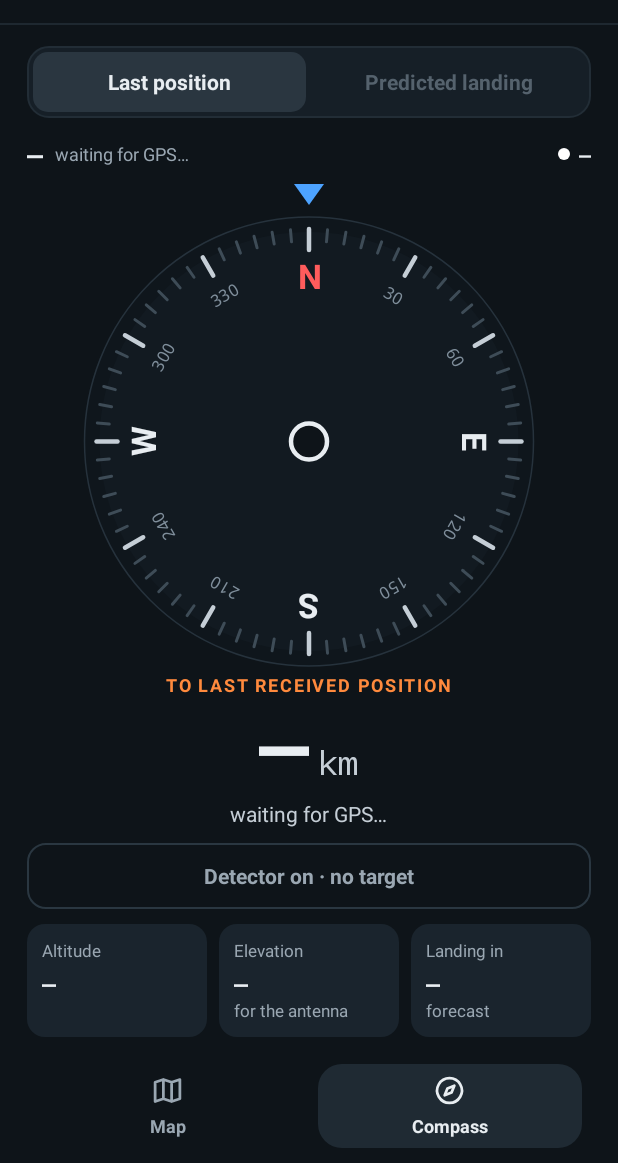
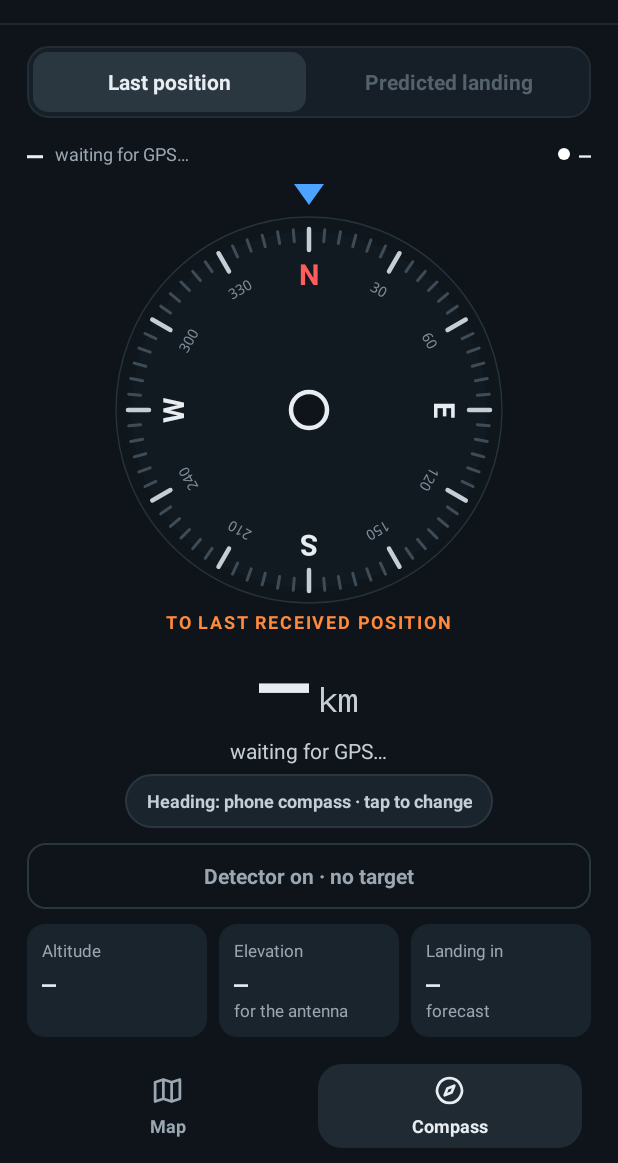
Before and after one commit to alexpmr/PT2VHF-Sonde-Finder, an Android app: the screen it shows after launch (MainActivity), after a tap on "Compass", on a phone screen of 412 x 824 dp, the part 73-1236 px from its top. Run offline under Robolectric (Android 15) with nearby library versions, the phone set to English and light mode, and no system bars; libraries missing offline, so code that uses them is left out: org.osmdroid.config, org.osmdroid.tileprovider, org.osmdroid.util, org.osmdroid.views; plain views replace MapView; 22 statements that could not run were skipped; 2 other taps on this screen came first.

Commit message:
Choose heading source; phone compass by default; version 1.5.1
The GPS course is the travel direction, so the needle is wrong whenever
the phone points elsewhere (on foot). Default to the phone's compass and
make 'GPS while moving' a one-tap option on the compass screen for car
mounts with magnetic interference. Phones without a compass still use
the GPS course.

Co-Authored-By: Claude Opus 5.5 <noreply@anthropic.com>
Claude-Session: https://claude.ai/code/session_01X9F7qcEUMNqPANwsXT2p8w

```diff
--- a/app/build.gradle.kts
+++ b/app/build.gradle.kts
@@ -9,8 +9,8 @@ android {
         applicationId = "com.pt2vhf.sondefinder"
         minSdk = 26
         targetSdk = 36
-        versionCode = 10
-        versionName = "1.5.0"
+        versionCode = 11
+        versionName = "1.5.1"
     }
     signingConfigs {
         if (!releaseKeyStore.isNullOrBlank()) {
--- a/app/src/main/java/com/pt2vhf/sondefinder/MainActivity.kt
+++ b/app/src/main/java/com/pt2vhf/sondefinder/MainActivity.kt
@@ -143,11 +143,18 @@ class MainActivity : Activity(), SensorEventListener, LocationListener {
             hideRecovered = it.getBoolean("hideRecovered", false)
             mapHeadingUp = it.getBoolean("mapHeadingUp", false)
             compassOffset = it.getFloat("compassOffset", 0f)
+            gpsWhenMoving = it.getBoolean("gpsWhenMoving", false)
         }
         setupMap()
         if (mapHeadingUp) map.post { setMapHeadingUp(true, false) }
         compass = findViewById(R.id.compass)
         compass.setOnLongClickListener { showAlignDialog(); true }
+        findViewById<TextView>(R.id.btnHeadingMode).setOnClickListener {
+            gpsWhenMoving = !gpsWhenMoving
+            getSharedPreferences("cfg", MODE_PRIVATE).edit().putBoolean("gpsWhenMoving", gpsWhenMoving).apply()
+            renderHeadingMode(); updateHeading()
+        }
+        renderHeadingMode()
         findViewById<View>(R.id.btnSound).setOnClickListener {
             setDetector(!detectorOn)
             Toast.makeText(this, if (detectorOn) R.string.detector_on_toast else R.string.detector_off, Toast.LENGTH_SHORT).show()
@@ -498,7 +505,8 @@ class MainActivity : Activity(), SensorEventListener, LocationListener {
 
     /** Effective heading: GPS course while moving, electronic compass when stopped. */
     private fun updateHeading() {
-        val gpsFresh = System.currentTimeMillis() - gpsCourseAt < 4000L
+        // GPS course only when chosen, or when the phone has no compass at all
+        val gpsFresh = (gpsWhenMoving || !compassSensor) && System.currentTimeMillis() - gpsCourseAt < 4000L
         headingFromGps = gpsFresh
         val target = if (gpsFresh) gpsCourse else if (haveMag) magHeading else return
         if (!haveHeading) { heading = target; haveHeading = true }
@@ -509,6 +517,11 @@ class MainActivity : Activity(), SensorEventListener, LocationListener {
             heading = (heading + diff * (if (gpsFresh) 0.35f else 0.15f) + 360f) % 360f
         }
         if (compassMode) renderCompass() else { rotateMap(); updateCone() }
+    }
+
+    private fun renderHeadingMode() {
+        findViewById<TextView>(R.id.btnHeadingMode).text =
+            getString(if (gpsWhenMoving) R.string.hmode_gps else R.string.hmode_compass)
     }
 
     private fun updateCone() {
@@ -572,6 +585,9 @@ class MainActivity : Activity(), SensorEventListener, LocationListener {
     private var compassSensor = true
     private var rawMag = 0f
     private var compassOffset = 0f
+    /** false: always the phone's compass (needle follows where the phone points).
+     *  true: GPS course while moving (phone fixed in a car mount, avoids magnetic interference). */
+    private var gpsWhenMoving = false
 
     /**
      * Rotation vector only when the phone has a gyroscope; many phones without one expose no
--- a/app/src/main/res/layout/activity_main.xml
+++ b/app/src/main/res/layout/activity_main.xml
@@ -660,6 +660,19 @@
                 android:textSize="14sp" />
 
             <TextView
+                android:id="@+id/btnHeadingMode"
+                android:layout_width="wrap_content"
+                android:layout_height="36dp"
+                android:layout_marginTop="6dp"
+                android:background="@drawable/bg_chip_off"
+                android:gravity="center"
+                android:paddingStart="14dp"
+                android:paddingEnd="14dp"
+                android:textColor="@color/text2"
+                android:textSize="12sp"
+                android:textStyle="bold" />
+
+            <TextView
                 android:id="@+id/cWarn"
                 android:layout_width="match_parent"
                 android:layout_height="wrap_content"
--- a/app/src/main/res/values/strings.xml
+++ b/app/src/main/res/values/strings.xml
@@ -144,4 +144,6 @@
     <string name="align_reset">Reset</string>
     <string name="align_done">Compass adjustment: %1$+.0f°</string>
     <string name="offset_suffix">" · adj. %1$+.0f°"</string>
+    <string name="hmode_compass">Heading: phone compass · tap to change</string>
+    <string name="hmode_gps">Heading: GPS while moving (car) · tap to change</string>
 </resources>
```
Also changed, not shown: 6 other files.
